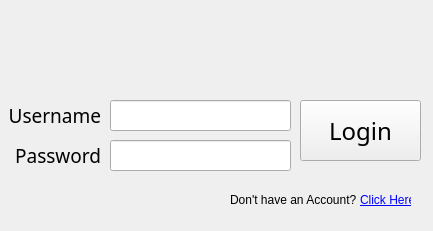
Qt form unicorn/ui/login.ui (shiragaP/uAuction) before a commit.
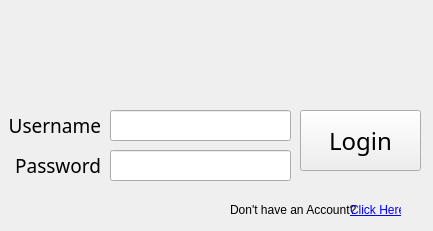
The same form after that commit.

Diff of the .ui file:
```diff
--- a/unicorn/ui/login.ui
+++ b/unicorn/ui/login.ui
@@ -17,7 +17,7 @@
    <property name="geometry">
     <rect>
      <x>5</x>
-     <y>5</y>
+     <y>10</y>
      <width>420</width>
      <height>80</height>
     </rect>
@@ -40,7 +40,7 @@
    <property name="geometry">
     <rect>
      <x>10</x>
-     <y>100</y>
+     <y>110</y>
      <width>91</width>
      <height>31</height>
     </rect>
@@ -64,7 +64,7 @@
    <property name="geometry">
     <rect>
      <x>110</x>
-     <y>100</y>
+     <y>110</y>
      <width>181</width>
      <height>31</height>
     </rect>
@@ -83,7 +83,7 @@
    <property name="geometry">
     <rect>
      <x>230</x>
-     <y>190</y>
+     <y>200</y>
      <width>131</width>
      <height>21</height>
     </rect>
@@ -99,7 +99,7 @@
    <property name="geometry">
     <rect>
      <x>10</x>
-     <y>140</y>
+     <y>150</y>
      <width>91</width>
      <height>31</height>
     </rect>
@@ -123,7 +123,7 @@
    <property name="geometry">
     <rect>
      <x>300</x>
-     <y>100</y>
+     <y>110</y>
      <width>121</width>
      <height>61</height>
     </rect>
@@ -144,7 +144,7 @@
    <property name="geometry">
     <rect>
      <x>110</x>
-     <y>140</y>
+     <y>150</y>
      <width>181</width>
      <height>31</height>
     </rect>
@@ -162,8 +162,8 @@
   <widget class="QLabel" name="label_03_clickhere">
    <property name="geometry">
     <rect>
-     <x>360</x>
-     <y>190</y>
+     <x>350</x>
+     <y>200</y>
      <width>51</width>
      <height>20</height>
     </rect>
```
